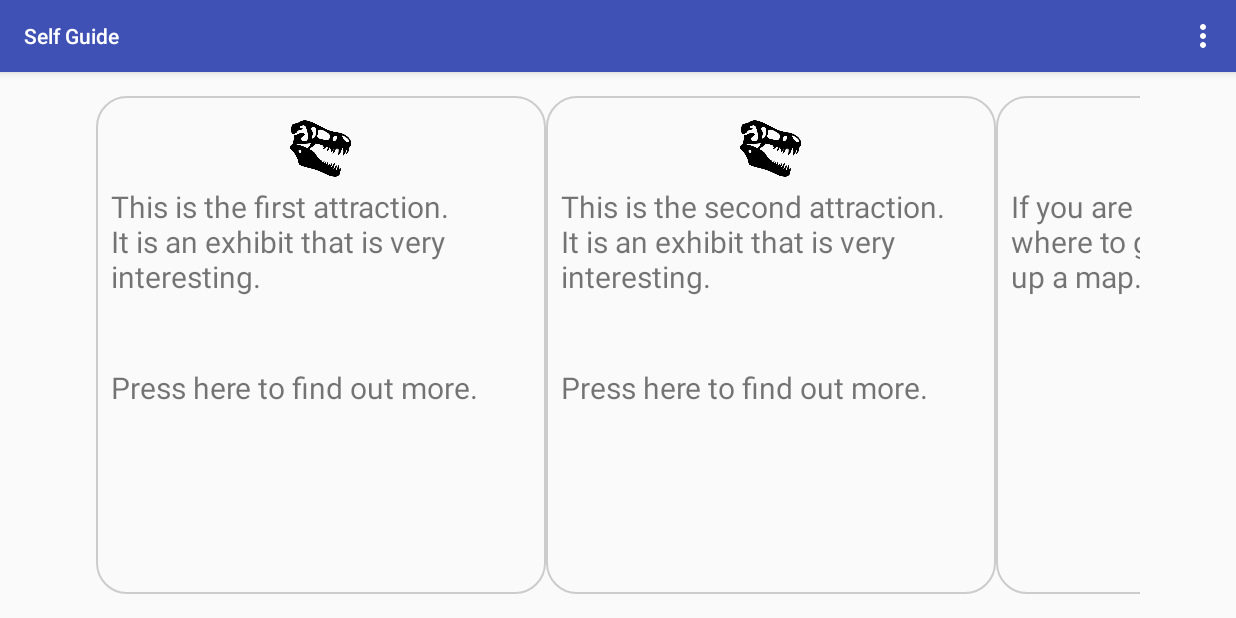
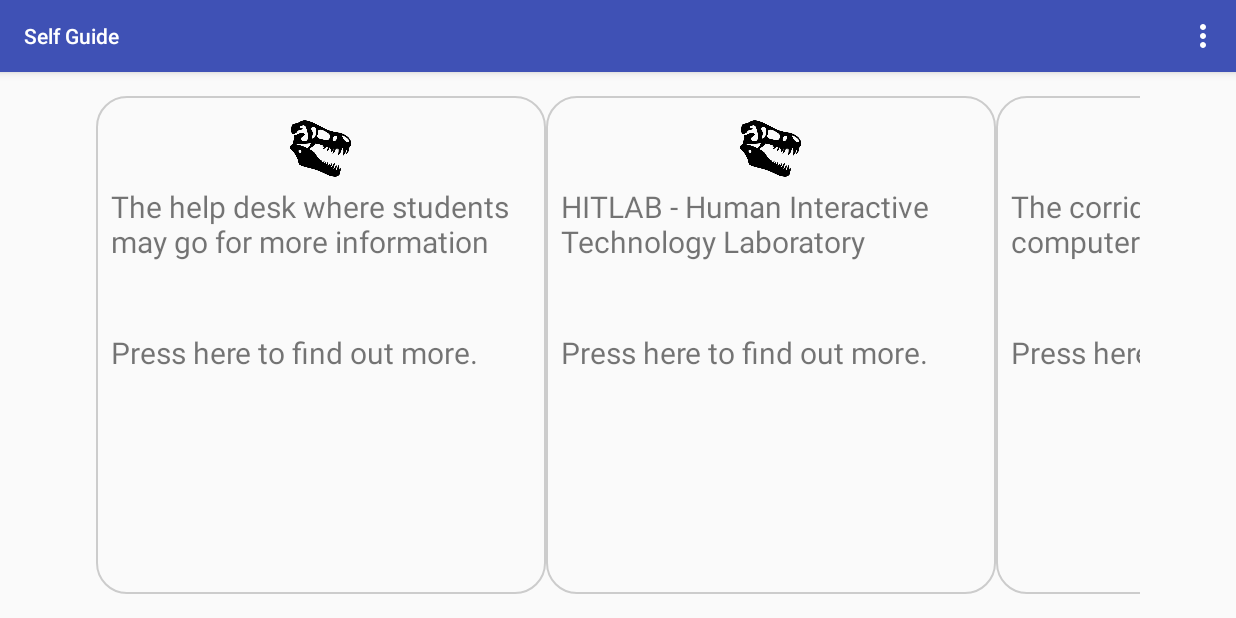
Before and after one commit to tjcdavy/HCIPrototypes, an Android app: the screen it shows after launch (MainActivity), on a phone screen of 824 x 412 dp (held sideways). Run offline under Robolectric (Android 15) with nearby library versions, the phone set to English and light mode, and no system bars.

Commit message:
Changing to make a tour around the computing building

```diff
--- a/app/src/main/java/com/example/tristan/hciprototypes/MainActivity.java
+++ b/app/src/main/java/com/example/tristan/hciprototypes/MainActivity.java
@@ -1,10 +1,18 @@
 package com.example.tristan.hciprototypes;
 
 import android.content.Intent;
+import android.support.v7.app.ActionBar;
 import android.support.v7.app.AppCompatActivity;
 import android.os.Bundle;
+import android.util.DisplayMetrics;
+import android.util.Log;
+import android.view.Gravity;
 import android.view.View;
+import android.view.ViewGroup;
+import android.widget.HorizontalScrollView;
+import android.widget.ImageView;
 import android.widget.LinearLayout;
+import android.widget.TextView;
 
 public class MainActivity extends BaseAppActivity {
 
@@ -13,36 +21,100 @@
         super.onCreate(savedInstanceState);
         setContentView(R.layout.activity_main);
 
-        LinearLayout layout = (LinearLayout)findViewById(R.id.self1);
+        String[] names = getResources().getStringArray(R.array.small_desc);
 
+        //LinearLayout layout = (LinearLayout)findViewById(R.id.self1);
+
+        LinearLayout[] newLayout = new LinearLayout[names.length];
+
+        LinearLayout scroller = (LinearLayout)findViewById(R.id.scroll_insert);
+
+        for(int i = 0; i < names.length; i++){
+
+            DisplayMetrics metrics = getResources().getDisplayMetrics();
+            float dp1 = 300f;
+            float fpixels1 = metrics.density * dp1;
+            int pixels1 = (int) (fpixels1 + 0.5f);
+
+            newLayout[i] = new LinearLayout(this);
+            newLayout[i].setOrientation(LinearLayout.VERTICAL);
+            newLayout[i].setLayoutParams(new LinearLayout.LayoutParams(pixels1, ViewGroup.LayoutParams.MATCH_PARENT));
+            newLayout[i].setBackgroundResource(R.drawable.border);
+
+
+            float dp = 50f;
+            float fpixels = metrics.density * dp;
+            int pixels = (int) (fpixels + 0.5f);
+
+
+            LinearLayout.LayoutParams steve = new LinearLayout.LayoutParams(pixels,pixels);
+            steve.gravity= Gravity.CENTER;
+
+
+            ImageView icon = new ImageView(this);
+            icon.setLayoutParams(steve);
+            //icon.setForegroundGravity(View.TEXT_ALIGNMENT_CENTER);
+            icon.setImageResource(R.drawable.skull);
+            newLayout[i].addView(icon);
+
+
+
+
+            TextView smallDesc = new TextView(this);
+            smallDesc.setText(names[i]);
+            smallDesc.setTextSize(20);
+            newLayout[i].addView(smallDesc);
+
+            //Log.d("Names = ", names[i]);
+
+            TextView more = new TextView(this);
+            more.setText(R.string.more);
+            more.setTextSize(20);
+            newLayout[i].addView(more);
+
+            scroller.addView(newLayout[i]);
+
+            final int j = i;
+            newLayout[i].setOnClickListener(new View.OnClickListener() {
+                @Override
+                public void onClick(View v) {
+                    nextThing(j);
+                }
+            });
+
+        }
+
+
+
+
+//        layout.setOnClickListener(new View.OnClickListener() {
+//            @Override
+//            public void onClick(View v) {
+//                nextThing(1);
+//            }
+//        });
+//
+//        layout = (LinearLayout)findViewById(R.id.self2);
+//        layout.setOnClickListener(new View.OnClickListener() {
+//            @Override
+//            public void onClick(View v) {
+//                nextThing(1);
+//            }
+//        });
+//
+//        //layout = (LinearLayout)findViewById(R.id.self3);
+//        layout.setOnClickListener(new View.OnClickListener() {
+//            @Override
+//            public void onClick(View v) {
+//                nextThing(1);
+//            }
+//        });
+//
+        LinearLayout layout = (LinearLayout)findViewById(R.id.self_map);
         layout.setOnClickListener(new View.OnClickListener() {
             @Override
             public void onClick(View v) {
-                nextThing(1);
-            }
-        });
-
-        layout = (LinearLayout)findViewById(R.id.self2);
-        layout.setOnClickListener(new View.OnClickListener() {
-            @Override
-            public void onClick(View v) {
-                nextThing(1);
-            }
-        });
-
-        //layout = (LinearLayout)findViewById(R.id.self3);
-        layout.setOnClickListener(new View.OnClickListener() {
-            @Override
-            public void onClick(View v) {
-                nextThing(1);
-            }
-        });
-
-        layout = (LinearLayout)findViewById(R.id.self_map);
-        layout.setOnClickListener(new View.OnClickListener() {
-            @Override
-            public void onClick(View v) {
-                nextThing(2);
+                nextThing(-1);
             }
         });
     }
@@ -50,14 +122,12 @@
     public void nextThing(int i){
         Intent intent;
         switch(i){
-            case 1:
-                intent = new Intent(this, ItemInfo.class);
-                break;
-            case 2:
+            case -1:
                 intent = new Intent(this, MapTristan.class);
                 break;
             default:
                 intent = new Intent(this, ItemInfo.class);
+                intent.putExtra("item_num", i);
                 break;
         }
         startActivity(intent);
--- a/app/src/main/res/layout/activity_main.xml
+++ b/app/src/main/res/layout/activity_main.xml
@@ -21,61 +21,69 @@
             android:orientation="horizontal">
 
             <LinearLayout
-                android:layout_width="300dp"
+                android:layout_width="match_parent"
                 android:layout_height="match_parent"
-                android:id="@+id/self1"
-                android:orientation="vertical"
-                android:background="@drawable/border">
-
-                <ImageView
-                    android:layout_width="50dp"
-                    android:layout_height="50dp"
-                    android:src="@drawable/skull"
-                    android:adjustViewBounds="true"
-                    android:scaleType="fitCenter"
-                    android:layout_gravity="center"/>
-
-                <TextView
-                    android:layout_width="match_parent"
-                    android:layout_height="wrap_content"
-                    android:textSize="@dimen/standard_text"
-                    android:text="@string/attraction1_text" />
-
-                <TextView
-                    android:layout_width="match_parent"
-                    android:layout_height="wrap_content"
-                    android:textSize="@dimen/standard_text"
-                    android:text="@string/more"/>
-
+                android:orientation="horizontal"
+                android:id="@+id/scroll_insert">
 
             </LinearLayout>
 
-            <LinearLayout
-                android:layout_width="300dp"
-                android:layout_height="match_parent"
-                android:id="@+id/self2"
-                android:orientation="vertical"
-                android:background="@drawable/border">
+            <!--<LinearLayout-->
+                <!--android:layout_width="300dp"-->
+                <!--android:layout_height="match_parent"-->
+                <!--android:id="@+id/self1"-->
+                <!--android:orientation="vertical"-->
+                <!--android:background="@drawable/border">-->
 
-                <ImageView
-                    android:layout_width="50dp"
-                    android:layout_height="50dp"
-                    android:src="@drawable/skull"
-                    android:layout_gravity="center"/>
+                <!--<ImageView-->
+                    <!--android:layout_width="50dp"-->
+                    <!--android:layout_height="50dp"-->
+                    <!--android:src="@drawable/skull"-->
+                    <!--android:adjustViewBounds="true"-->
+                    <!--android:scaleType="fitCenter"-->
+                    <!--android:layout_gravity="center"/>-->
 
-                <TextView
-                    android:layout_width="match_parent"
-                    android:layout_height="wrap_content"
-                    android:textSize="@dimen/standard_text"
-                    android:text="@string/attraction2_text" />
+                <!--<TextView-->
+                    <!--android:layout_width="match_parent"-->
+                    <!--android:layout_height="wrap_content"-->
+                    <!--android:textSize="@dimen/standard_text"-->
+                    <!--android:text="@string/attraction1_text" />-->
 
-                <TextView
-                    android:layout_width="match_parent"
-                    android:layout_height="wrap_content"
-                    android:textSize="@dimen/standard_text"
-                    android:text="@string/more"/>
+                <!--<TextView-->
+                    <!--android:layout_width="match_parent"-->
+                    <!--android:layout_height="wrap_content"-->
+                    <!--android:textSize="@dimen/standard_text"-->
+                    <!--android:text="@string/more"/>-->
 
-            </LinearLayout>
+
+            <!--</LinearLayout>-->
+
+            <!--<LinearLayout-->
+                <!--android:layout_width="300dp"-->
+                <!--android:layout_height="match_parent"-->
+                <!--android:id="@+id/self2"-->
+                <!--android:orientation="vertical"-->
+                <!--android:background="@drawable/border">-->
+
+                <!--<ImageView-->
+                    <!--android:layout_width="50dp"-->
+                    <!--android:layout_height="50dp"-->
+                    <!--android:src="@drawable/skull"-->
+                    <!--android:layout_gravity="center"/>-->
+
+                <!--<TextView-->
+                    <!--android:layout_width="match_parent"-->
+                    <!--android:layout_height="wrap_content"-->
+                    <!--android:textSize="@dimen/standard_text"-->
+                    <!--android:text="@string/attraction2_text" />-->
+
+                <!--<TextView-->
+                    <!--android:layout_width="match_parent"-->
+                    <!--android:layout_height="wrap_content"-->
+                    <!--android:textSize="@dimen/standard_text"-->
+                    <!--android:text="@string/more"/>-->
+
+            <!--</LinearLayout>-->
 
             <!--<LinearLayout-->
                 <!--android:layout_width="300dp"-->
--- a/app/src/main/res/layout/item_info.xml
+++ b/app/src/main/res/layout/item_info.xml
@@ -17,6 +17,7 @@
             <TextView
                 android:layout_width="match_parent"
                 android:layout_height="wrap_content"
+                android:id="@+id/info_title"
                 android:text="@string/heading"
                 android:paddingBottom="20dp"
                 android:textStyle="bold"
@@ -26,6 +27,7 @@
             <TextView
                 android:layout_width="match_parent"
                 android:layout_height="wrap_content"
+                android:id="@+id/info_text"
                 android:textSize="@dimen/standard_text"
                 android:text="@string/item_desc"/>
 
--- a/app/src/main/res/values/strings.xml
+++ b/app/src/main/res/values/strings.xml
@@ -34,4 +34,31 @@
     <string name="tristan_tour">Tour Member</string>
     <string name="tristan_solo">Self Guided</string>
 
+    <string-array name="names">
+        <item>Help desk</item>
+        <item>HITLAB</item>
+        <item>Labs corridor</item>
+        <item>Video Conference Room</item>
+        <item>Student Lounge</item>
+        <item>Post Graduate offices</item>
+    </string-array>
+
+    <string-array name="small_desc">
+        <item>The help desk where students may go for more information</item>
+        <item>HITLAB - Human Interactive Technology Laboratory</item>
+        <item>The corridor where the computer labs are situated</item>
+        <item>The video conference room where most of the lectures at the university take place</item>
+        <item>The student lounge where many students gather</item>
+        <item>The corridor with the post graduate offices</item>
+    </string-array>
+
+    <string-array name="large_desc">
+        <item>The shrine of Andrew (Praise be upon him).</item>
+        <item>A fantasy land that few will ever get access to.</item>
+        <item>Where you will spend most of your uni career slowly dying.</item>
+        <item>The place that will never fucking work.</item>
+        <item>The only place of solace in this dark world.</item>
+        <item>I bet you can\'t even name anyone who has an office down here.</item>
+    </string-array>
+
 </resources>
```
Also changed, not shown: app/src/main/java/com/example/tristan/hciprototypes/ItemInfo.java (+11 -0 lines).
